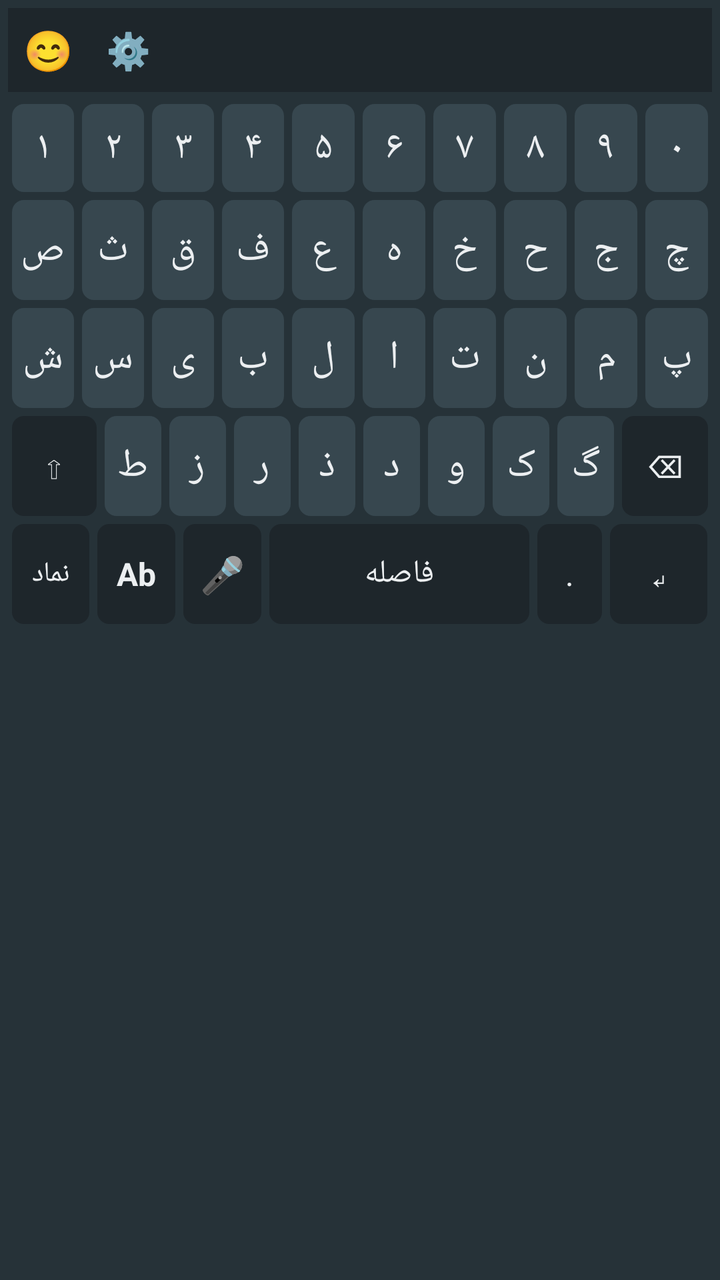
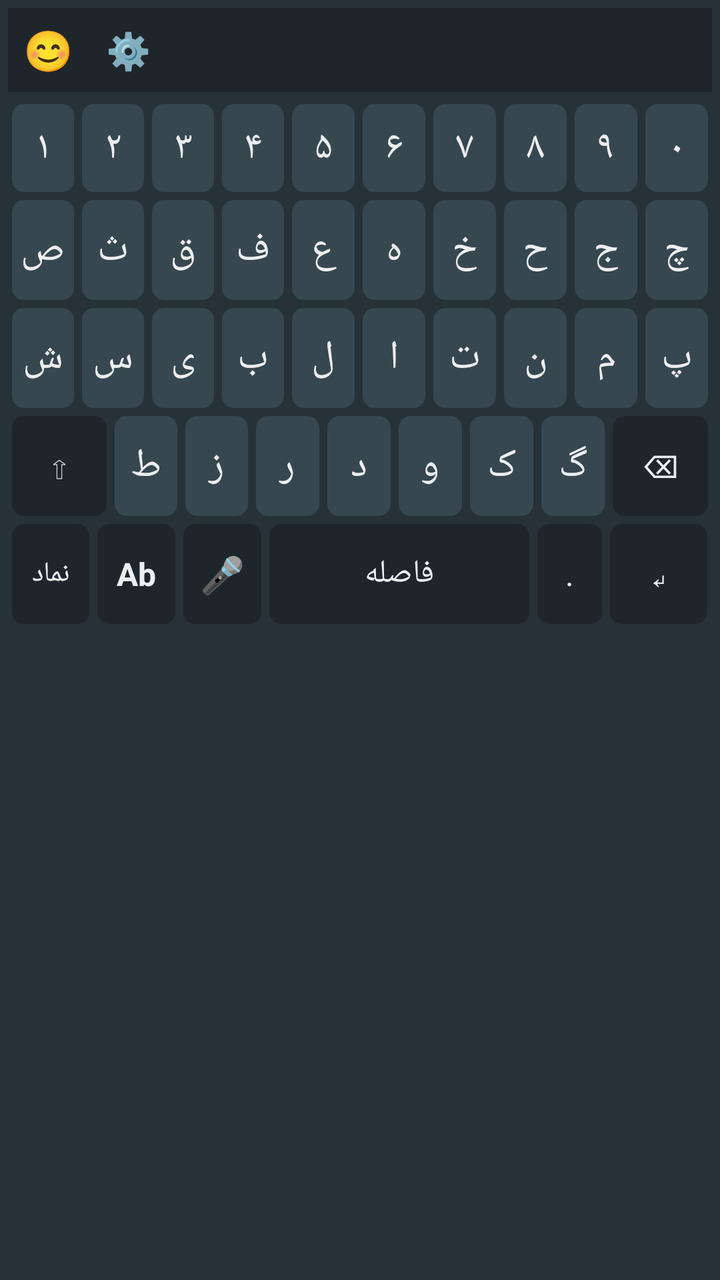

Before-and-after screenshots of an Android layout around one commit, followed by the original layout XML and the change that was made.
<!-- AndroidManifest.xml: application theme android:Theme.DeviceDefault.Light.NoActionBar -->
<!-- res/layout/keyboard_view.xml -->
<?xml version="1.0" encoding="utf-8"?>
<LinearLayout xmlns:android="http://schemas.android.com/apk/res/android"
    android:layout_width="match_parent"
    android:layout_height="wrap_content"
    android:orientation="vertical"
    android:background="@color/kb_bg"
    android:padding="4dp">

    
    <LinearLayout android:layout_width="match_parent" android:layout_height="42dp" android:background="@color/suggestion_bg" android:orientation="horizontal" android:layout_marginBottom="4dp">
        <TextView android:id="@+id/btn_emoji_bar" android:layout_width="40dp" android:layout_height="match_parent" android:text="😊" android:gravity="center" android:textSize="20sp"/>
        <TextView android:id="@+id/btn_settings_bar" android:layout_width="40dp" android:layout_height="match_parent" android:text="⚙️" android:gravity="center" android:textSize="18sp"/>
        
        <TextView android:id="@+id/suggestion_1" android:layout_width="0dp" android:layout_height="match_parent" android:layout_weight="1" android:text="" android:textColor="@color/key_text" android:gravity="center" android:textSize="16sp"/>
        <TextView android:id="@+id/suggestion_2" android:layout_width="0dp" android:layout_height="match_parent" android:layout_weight="1" android:text="" android:textColor="@color/key_text" android:gravity="center" android:textSize="16sp"/>
        <TextView android:id="@+id/suggestion_3" android:layout_width="0dp" android:layout_height="match_parent" android:layout_weight="1" android:text="" android:textColor="@color/key_text" android:gravity="center" android:textSize="16sp"/>
    </LinearLayout>

    
    <LinearLayout android:id="@+id/letters_container" android:layout_width="match_parent" android:layout_height="wrap_content" android:orientation="vertical">
        
        
        <LinearLayout android:layout_width="match_parent" android:layout_height="48dp" android:orientation="horizontal">
            <TextView android:id="@+id/btn_num_1" style="@style/KeyStyle" android:text="۱" />
            <TextView android:id="@+id/btn_num_2" style="@style/KeyStyle" android:text="۲" />
            <TextView android:id="@+id/btn_num_3" style="@style/KeyStyle" android:text="۳" />
            <TextView android:id="@+id/btn_num_4" style="@style/KeyStyle" android:text="۴" />
            <TextView android:id="@+id/btn_num_5" style="@style/KeyStyle" android:text="۵" />
            <TextView android:id="@+id/btn_num_6" style="@style/KeyStyle" android:text="۶" />
            <TextView android:id="@+id/btn_num_7" style="@style/KeyStyle" android:text="۷" />
            <TextView android:id="@+id/btn_num_8" style="@style/KeyStyle" android:text="۸" />
            <TextView android:id="@+id/btn_num_9" style="@style/KeyStyle" android:text="۹" />
            <TextView android:id="@+id/btn_num_0" style="@style/KeyStyle" android:text="۰" />
        </LinearLayout>

        
        <LinearLayout android:layout_width="match_parent" android:layout_height="54dp" android:orientation="horizontal">
            <TextView android:id="@+id/btn_sad" style="@style/KeyStyle" android:text="ص" />
            <TextView android:id="@+id/btn_se" style="@style/KeyStyle" android:text="ث" />
            <TextView android:id="@+id/btn_ghaf" style="@style/KeyStyle" android:text="ق" />
            <TextView android:id="@+id/btn_fe" style="@style/KeyStyle" android:text="ف" />
            <TextView android:id="@+id/btn_e" style="@style/KeyStyle" android:text="ع" />
            <TextView android:id="@+id/btn_he" style="@style/KeyStyle" android:text="ه" />
            <TextView android:id="@+id/btn_khe" style="@style/KeyStyle" android:text="خ" />
            <TextView android:id="@+id/btn_h" style="@style/KeyStyle" android:text="ح" />
            <TextView android:id="@+id/btn_jim" style="@style/KeyStyle" android:text="ج" />
            <TextView android:id="@+id/btn_che" style="@style/KeyStyle" android:text="چ" />
        </LinearLayout>

        
        <LinearLayout android:layout_width="match_parent" android:layout_height="54dp" android:orientation="horizontal">
            <TextView android:id="@+id/btn_shin" style="@style/KeyStyle" android:text="ش" />
            <TextView android:id="@+id/btn_sin" style="@style/KeyStyle" android:text="س" />
            <TextView android:id="@+id/btn_ye" style="@style/KeyStyle" android:text="ی" />
            <TextView android:id="@+id/btn_be" style="@style/KeyStyle" android:text="ب" />
            <TextView android:id="@+id/btn_lam" style="@style/KeyStyle" android:text="ل" />
            <TextView android:id="@+id/btn_alef" style="@style/KeyStyle" android:text="ا" />
            <TextView android:id="@+id/btn_te" style="@style/KeyStyle" android:text="ت" />
            <TextView android:id="@+id/btn_nun" style="@style/KeyStyle" android:text="ن" />
            <TextView android:id="@+id/btn_mim" style="@style/KeyStyle" android:text="م" />
            <TextView android:id="@+id/btn_pe" style="@style/KeyStyle" android:text="پ" />
        </LinearLayout>

        
        <LinearLayout android:layout_width="match_parent" android:layout_height="54dp" android:orientation="horizontal">
            <TextView android:id="@+id/btn_shift" style="@style/KeyStyleSpecial" android:layout_weight="1.5" android:text="⇧" />
            <TextView android:id="@+id/btn_ta" style="@style/KeyStyle" android:text="ط" />
            <TextView android:id="@+id/btn_ze" style="@style/KeyStyle" android:text="ز" />
            <TextView android:id="@+id/btn_re" style="@style/KeyStyle" android:text="ر" />
            <TextView android:id="@+id/btn_zal" style="@style/KeyStyle" android:text="ذ" />
            <TextView android:id="@+id/btn_dal" style="@style/KeyStyle" android:text="د" />
            <TextView android:id="@+id/btn_vav" style="@style/KeyStyle" android:text="و" />
            <TextView android:id="@+id/btn_kaf" style="@style/KeyStyle" android:text="ک" />
            <TextView android:id="@+id/btn_gaf" style="@style/KeyStyle" android:text="گ" />
            <TextView android:id="@+id/btn_backspace" style="@style/KeyStyleSpecial" android:layout_weight="1.5" android:text="⌫" />
        </LinearLayout>

        
        <LinearLayout android:layout_width="match_parent" android:layout_height="54dp" android:orientation="horizontal">
            <TextView android:id="@+id/btn_symbols" style="@style/KeyStyleSpecial" android:layout_weight="1.2" android:text="نماد" android:textSize="14sp"/>
            <TextView android:id="@+id/btn_lang" style="@style/KeyStyleSpecial" android:layout_weight="1.2" android:text="Ab" android:textSize="16sp" android:textStyle="bold"/>
            <TextView android:id="@+id/btn_mic" style="@style/KeyStyleSpecial" android:layout_weight="1.2" android:text="🎤" android:textSize="18sp"/>
            <TextView android:id="@+id/btn_space" style="@style/KeyStyleSpecial" android:layout_weight="4" android:text="فاصله" />
            <TextView android:id="@+id/btn_dot" style="@style/KeyStyleSpecial" android:layout_weight="1" android:text="." />
            <TextView android:id="@+id/btn_enter" style="@style/KeyStyleSpecial" android:layout_weight="1.5" android:text="↵" />
        </LinearLayout>
    </LinearLayout>

    
    <LinearLayout android:id="@+id/symbols_container" android:layout_width="match_parent" android:layout_height="wrap_content" android:orientation="vertical" android:visibility="gone">
        <LinearLayout android:layout_width="match_parent" android:layout_height="54dp" android:orientation="horizontal">
            <TextView android:id="@+id/sym_1" style="@style/KeyStyle" /><TextView android:id="@+id/sym_2" style="@style/KeyStyle" /><TextView android:id="@+id/sym_3" style="@style/KeyStyle" /><TextView android:id="@+id/sym_4" style="@style/KeyStyle" /><TextView android:id="@+id/sym_5" style="@style/KeyStyle" /><TextView android:id="@+id/sym_6" style="@style/KeyStyle" /><TextView android:id="@+id/sym_7" style="@style/KeyStyle" /><TextView android:id="@+id/sym_8" style="@style/KeyStyle" /><TextView android:id="@+id/sym_9" style="@style/KeyStyle" /><TextView android:id="@+id/sym_10" style="@style/KeyStyle" />
        </LinearLayout>
        <LinearLayout android:layout_width="match_parent" android:layout_height="54dp" android:orientation="horizontal">
            <TextView android:id="@+id/sym_11" style="@style/KeyStyle" /><TextView android:id="@+id/sym_12" style="@style/KeyStyle" /><TextView android:id="@+id/sym_13" style="@style/KeyStyle" /><TextView android:id="@+id/sym_14" style="@style/KeyStyle" /><TextView android:id="@+id/sym_15" style="@style/KeyStyle" /><TextView android:id="@+id/sym_16" style="@style/KeyStyle" /><TextView android:id="@+id/sym_17" style="@style/KeyStyle" /><TextView android:id="@+id/sym_18" style="@style/KeyStyle" /><TextView android:id="@+id/sym_19" style="@style/KeyStyle" /><TextView android:id="@+id/sym_20" style="@style/KeyStyle" />
        </LinearLayout>
        <LinearLayout android:layout_width="match_parent" android:layout_height="54dp" android:orientation="horizontal">
            <TextView android:id="@+id/sym_21" style="@style/KeyStyle" /><TextView android:id="@+id/sym_22" style="@style/KeyStyle" /><TextView android:id="@+id/sym_23" style="@style/KeyStyle" /><TextView android:id="@+id/sym_24" style="@style/KeyStyle" /><TextView android:id="@+id/sym_25" style="@style/KeyStyle" /><TextView android:id="@+id/sym_26" style="@style/KeyStyle" /><TextView android:id="@+id/sym_27" style="@style/KeyStyle" /><TextView android:id="@+id/sym_28" style="@style/KeyStyle" /><TextView android:id="@+id/sym_29" style="@style/KeyStyle" /><TextView android:id="@+id/sym_30" style="@style/KeyStyle" />
        </LinearLayout>
        <LinearLayout android:layout_width="match_parent" android:layout_height="54dp" android:orientation="horizontal">
            <TextView android:id="@+id/sym_31" style="@style/KeyStyle" /><TextView android:id="@+id/sym_32" style="@style/KeyStyle" /><TextView android:id="@+id/sym_33" style="@style/KeyStyle" /><TextView android:id="@+id/sym_34" style="@style/KeyStyle" /><TextView android:id="@+id/sym_35" style="@style/KeyStyle" /><TextView android:id="@+id/sym_36" style="@style/KeyStyle" /><TextView android:id="@+id/sym_37" style="@style/KeyStyle" /><TextView android:id="@+id/sym_38" style="@style/KeyStyle" /><TextView android:id="@+id/sym_39" style="@style/KeyStyle" /><TextView android:id="@+id/sym_40" style="@style/KeyStyle" />
        </LinearLayout>
        <LinearLayout android:layout_width="match_parent" android:layout_height="54dp" android:orientation="horizontal">
            <TextView android:id="@+id/btn_page_change" style="@style/KeyStyleSpecial" android:layout_weight="1.5" android:text="1/6" />
            <TextView android:id="@+id/btn_lang_back" style="@style/KeyStyleSpecial" android:layout_weight="1.2" android:text="فا" />
            <TextView android:id="@+id/btn_space_sym" style="@style/KeyStyleSpecial" android:layout_weight="5" android:text="فاصله" />
            <TextView android:id="@+id/btn_backspace_sym" style="@style/KeyStyleSpecial" android:layout_weight="1.5" android:text="⌫" />
        </LinearLayout>
    </LinearLayout>

    
    <LinearLayout
        android:id="@+id/diacritics_container"
        android:layout_width="match_parent"
        android:layout_height="wrap_content"
        android:orientation="vertical"
        android:background="#121212"
        android:visibility="gone"
        android:padding="4dp">
        <LinearLayout android:layout_width="match_parent" android:layout_height="54dp" android:orientation="horizontal">
            <TextView android:id="@+id/diacritic_fatha" style="@style/DiacriticStyle" android:text="َ" />
            <TextView android:id="@+id/diacritic_kasra" style="@style/DiacriticStyle" android:text="ِ" />
            <TextView android:id="@+id/diacritic_damma" style="@style/DiacriticStyle" android:text="ُ" />
            <TextView android:id="@+id/diacritic_shadda" style="@style/DiacriticStyle" android:text="ّ" />
            <TextView android:id="@+id/diacritic_sukun" style="@style/DiacriticStyle" android:text="ْ" />
            <TextView android:id="@+id/diacritic_fathatan" style="@style/DiacriticStyle" android:text="ً" />
            <TextView android:id="@+id/diacritic_kasratan" style="@style/DiacriticStyle" android:text="ٍ" />
            <TextView android:id="@+id/diacritic_dammatan" style="@style/DiacriticStyle" android:text="ٌ" />
            <TextView android:id="@+id/diacritic_alef_kh" style="@style/DiacriticStyle" android:text="ٰ" />
            <TextView android:id="@+id/btn_close_diacritics" style="@style/KeyStyleSpecial" android:text="✖" android:textColor="#FFFFFF" />
        </LinearLayout>
    </LinearLayout>
</LinearLayout>
<!-- resources referenced by this layout -->
<resources>
  <color name="kb_bg">#263238</color>
  <color name="key_text">#ECEFF1</color>
  <color name="suggestion_bg">#1E262B</color>
  <style name="DiacriticStyle">
          <item name="android:layout_width">0dp</item>
          <item name="android:layout_height">match_parent</item>
          <item name="android:layout_weight">1</item>
          <item name="android:layout_margin">2dp</item>
          <item name="android:gravity">center</item>
          <item name="android:textColor">#FFFFFF</item>
          <item name="android:textSize">28sp</item> 
          <item name="android:background">@color/key_bg</item>
          <item name="android:clickable">true</item>
          <item name="android:focusable">true</item>
      </style>
  <style name="KeyStyle">
          <item name="android:layout_width">0dp</item>
          <item name="android:layout_height">match_parent</item>
          <item name="android:layout_weight">1</item>
          <item name="android:layout_margin">2dp</item>
          <item name="android:background">@drawable/key_bg_normal</item>
          <item name="android:textColor">@color/key_text</item>
          <item name="android:textSize">20sp</item> 
          <item name="android:gravity">center</item>
          <item name="android:clickable">true</item>
          <item name="android:focusable">true</item>
      </style>
  <style name="KeyStyleSpecial">
          <item name="android:layout_width">0dp</item>
          <item name="android:layout_height">match_parent</item>
          <item name="android:layout_margin">2dp</item>
          <item name="android:background">@drawable/key_bg_special</item>
          <item name="android:textColor">@color/key_text</item>
          <item name="android:textSize">16sp</item>
          <item name="android:gravity">center</item>
          <item name="android:clickable">true</item>
          <item name="android:focusable">true</item>
      </style>
  <color name="key_bg">#37474F</color>
  <!-- drawable key_bg_normal (drawable) -->
  <?xml version="1.0" encoding="utf-8"?>
  <ripple xmlns:android="http://schemas.android.com/apk/res/android" android:color="#55FFFFFF">
      <item>
          <shape android:shape="rectangle">
              <solid android:color="@color/key_bg" />
              <corners android:radius="6dp" />
          </shape>
      </item>
  </ripple>
  <!-- drawable key_bg_special (drawable) -->
  <?xml version="1.0" encoding="utf-8"?>
  <ripple xmlns:android="http://schemas.android.com/apk/res/android" android:color="#55FFFFFF">
      <item>
          <shape android:shape="rectangle">
              <solid android:color="@color/special_key" />
              <corners android:radius="6dp" />
          </shape>
      </item>
  </ripple>
  <color name="special_key">#1E262B</color>
</resources>

<!-- the commit's change to res/layout/keyboard_view.xml (unified diff, before → after) -->
@@ -67,7 +67,6 @@
             <TextView android:id="@+id/btn_ta" style="@style/KeyStyle" android:text="ط" />
             <TextView android:id="@+id/btn_ze" style="@style/KeyStyle" android:text="ز" />
             <TextView android:id="@+id/btn_re" style="@style/KeyStyle" android:text="ر" />
-            <TextView android:id="@+id/btn_zal" style="@style/KeyStyle" android:text="ذ" />
             <TextView android:id="@+id/btn_dal" style="@style/KeyStyle" android:text="د" />
             <TextView android:id="@+id/btn_vav" style="@style/KeyStyle" android:text="و" />
             <TextView android:id="@+id/btn_kaf" style="@style/KeyStyle" android:text="ک" />
